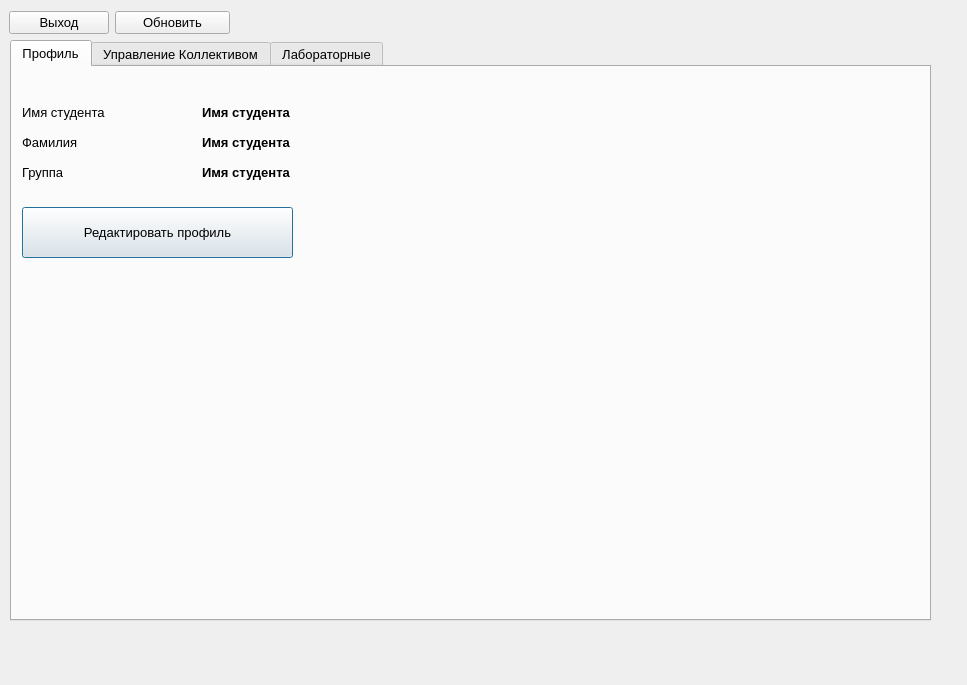
Before: the Qt Designer form studentdialog.ui in Knigan/DB3, drawn with Qt 5.
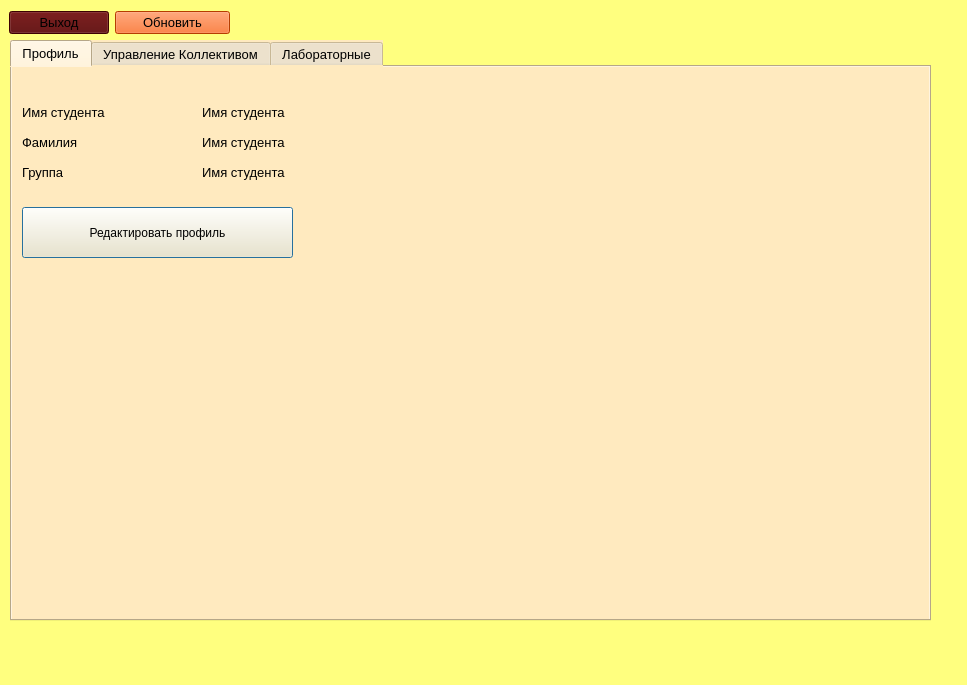
After: the same form once the commit is applied. The open tabs and pages were chosen to show the change.

What changed in the file:
```diff
--- a/studentdialog.ui
+++ b/studentdialog.ui
@@ -27,6 +27,9 @@
   <property name="autoFillBackground">
    <bool>false</bool>
   </property>
+  <property name="styleSheet">
+   <string notr="true">background-color: rgb(255, 255, 127);</string>
+  </property>
   <widget class="QTabWidget" name="tabWidget">
    <property name="enabled">
     <bool>true</bool>
@@ -53,9 +56,17 @@
    </property>
    <property name="font">
     <font>
+     <family>MS Shell Dlg 2</family>
      <pointsize>10</pointsize>
+     <weight>9</weight>
+     <italic>false</italic>
+     <bold>false</bold>
     </font>
    </property>
+   <property name="styleSheet">
+    <string notr="true">font: 75 10pt &quot;MS Shell Dlg 2&quot;;
+background-color: rgb(255, 234, 191);</string>
+   </property>
    <property name="currentIndex">
     <number>2</number>
    </property>
@@ -74,7 +85,11 @@
      </property>
      <property name="font">
       <font>
+       <family>MS Shell Dlg 2</family>
        <pointsize>10</pointsize>
+       <weight>9</weight>
+       <italic>false</italic>
+       <bold>false</bold>
       </font>
      </property>
      <property name="text">
@@ -92,7 +107,11 @@
      </property>
      <property name="font">
       <font>
+       <family>MS Shell Dlg 2</family>
        <pointsize>10</pointsize>
+       <weight>9</weight>
+       <italic>false</italic>
+       <bold>false</bold>
       </font>
      </property>
      <property name="text">
@@ -110,7 +129,11 @@
      </property>
      <property name="font">
       <font>
+       <family>MS Shell Dlg 2</family>
        <pointsize>10</pointsize>
+       <weight>9</weight>
+       <italic>false</italic>
+       <bold>false</bold>
       </font>
      </property>
      <property name="text">
@@ -141,8 +164,11 @@
      </property>
      <property name="font">
       <font>
+       <family>MS Shell Dlg 2</family>
        <pointsize>10</pointsize>
-       <bold>true</bold>
+       <weight>9</weight>
+       <italic>false</italic>
+       <bold>false</bold>
       </font>
      </property>
      <property name="text">
@@ -160,8 +186,11 @@
      </property>
      <property name="font">
       <font>
+       <family>MS Shell Dlg 2</family>
        <pointsize>10</pointsize>
-       <bold>true</bold>
+       <weight>9</weight>
+       <italic>false</italic>
+       <bold>false</bold>
       </font>
      </property>
      <property name="text">
@@ -179,8 +208,11 @@
      </property>
      <property name="font">
       <font>
+       <family>MS Shell Dlg 2</family>
        <pointsize>10</pointsize>
-       <bold>true</bold>
+       <weight>9</weight>
+       <italic>false</italic>
+       <bold>false</bold>
       </font>
      </property>
      <property name="text">
@@ -519,6 +551,9 @@
         <pointsize>10</pointsize>
        </font>
       </property>
+      <property name="styleSheet">
+       <string notr="true">background-color: rgb(85, 0, 0);</string>
+      </property>
       <property name="text">
        <string>Выход</string>
       </property>
@@ -526,6 +561,9 @@
     </item>
     <item row="0" column="1">
      <widget class="QPushButton" name="refreshButton">
+      <property name="styleSheet">
+       <string notr="true">background-color: rgb(255, 85, 0);</string>
+      </property>
       <property name="text">
        <string>Обновить</string>
       </property>
```
Left out of the diff: 31 changed lines with no effect on the pictures.
